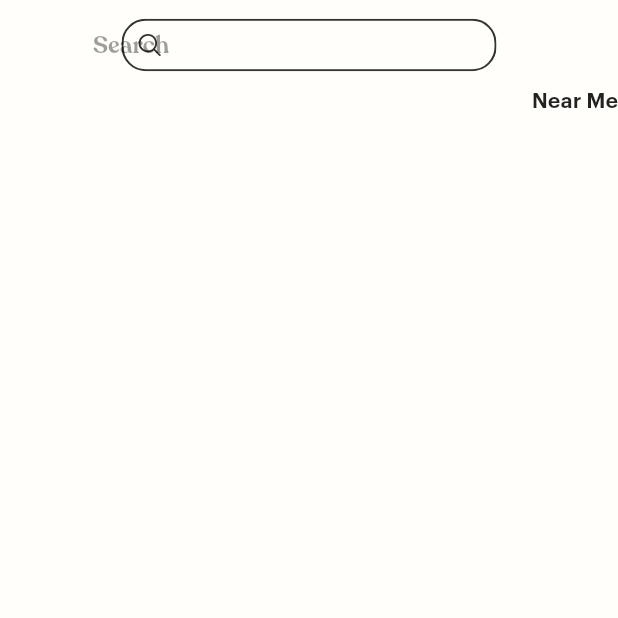
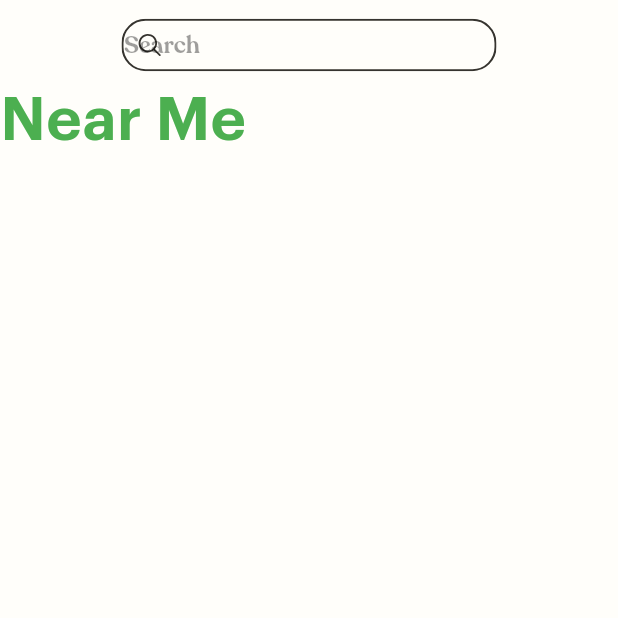
Before and after one commit to HackMIT-CoffeePlot/coffeeplot, a Flutter app: the ListingPage screen opened directly, on a phone screen of 412 x 824 dp, the top half of it. Run offline on Flutter 3.47's test engine with Material 2 defaults, Android fonts, the light colour scheme and no system bars; our stand-ins replace flutter_svg, geolocator, google_maps_flutter, shared_preferences; accounts and stored records are empty; Roboto replaces fonts that are missing (GraphikLCG-Semibold).

Commit message:
blah blah blah

```diff
--- a/coffe_plot_frontend/lib/pages/listings_page.dart
+++ b/coffe_plot_frontend/lib/pages/listings_page.dart
@@ -4,16 +4,25 @@ import './searchbar.dart';
 class ListingPage extends StatelessWidget {
   @override
   Widget build(BuildContext context) {
+    final deviceSize = MediaQuery.of(context).size;
     return Scaffold(
       backgroundColor: Color(0xFFFFFEFA),
       body: ListView(children: <Widget>[
-        //your content goes
-        Center(child: BarSearch()),
+        //your content goes here
+        Center(
+          child: Container(
+            width: deviceSize.width * 0.9, // adjust size using 0.x where x is a decimal number between 0 and 1
+            // height: deviceSize.height * 0.x, (Uncomment and adjust if you also want to adjust the height)
+            child: BarSearch(),
+          ),
+        ),
         Align(
-          alignment: Alignment.centerRight, // Align the text to the right
+          alignment: Alignment.centerLeft, // Align the text to the right
           child: Text(
             'Near Me',
             style: TextStyle(
+              color: Colors.green,
+              fontSize: 40,
               fontFamily: 'GraphikLCG-Semibold', // Use the font family name
             ),
           ), // Add this line
```
Also changed, not shown: coffe_plot_frontend/lib/pages/favourites_page.dart (+9 -2 lines).
